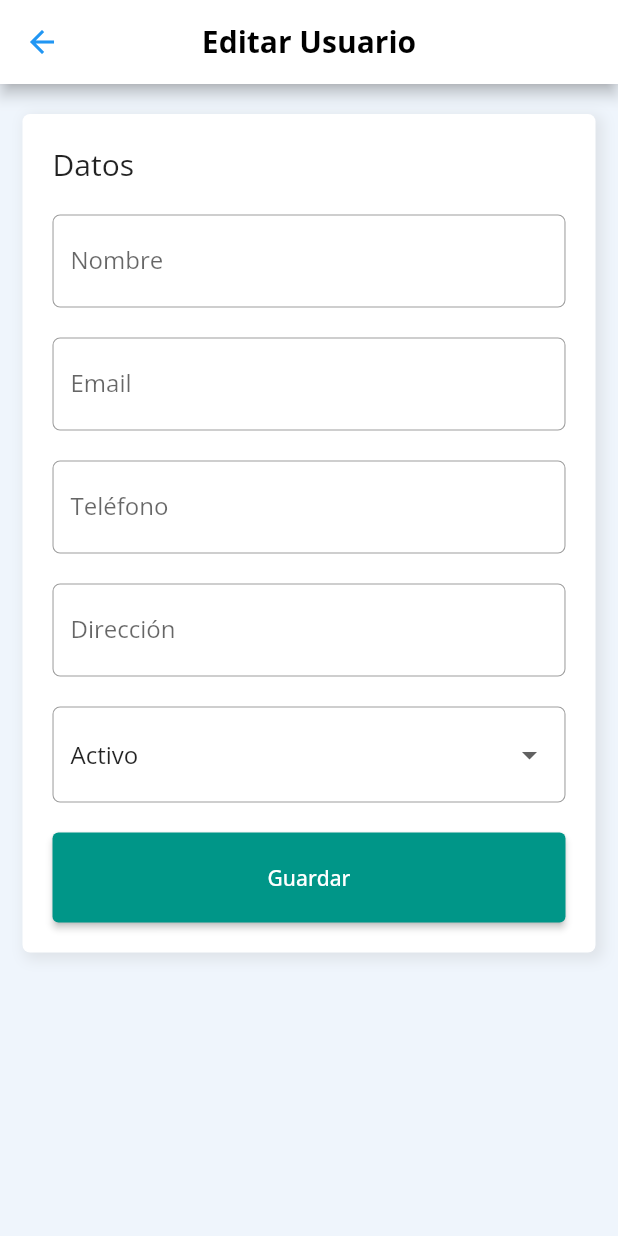
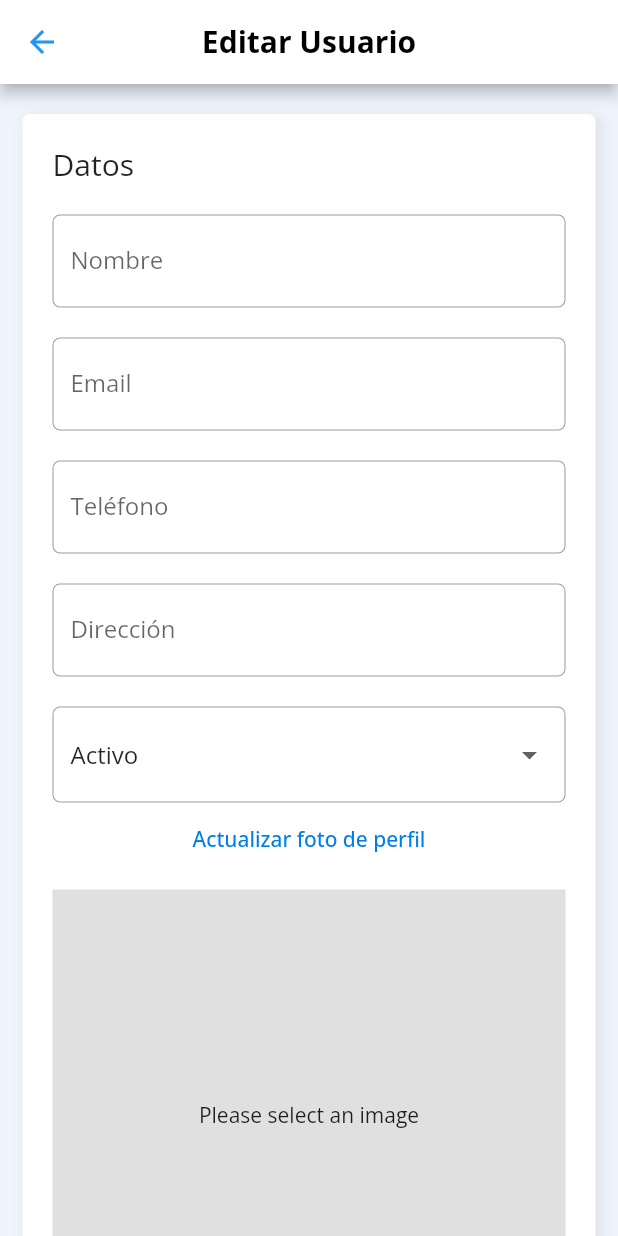
Before and after one commit to julio-gonzales/SurtidorMovil, a Flutter app: the UserEdit screen opened directly with empty values, on a phone screen of 412 x 824 dp. Run offline on Flutter 3.47's test engine with Material 2 defaults, Android fonts, the phone set to English and light mode, and no system bars; our stand-ins replace cached_network_image, device_info_plus, flutter_svg, google_fonts, image_picker and 1 more; missing offline and left inert: dart:ffi; accounts and stored records are empty; network calls fail.

```diff
--- a/lib/main.dart
+++ b/lib/main.dart
@@ -40,7 +40,7 @@ class _MyAppState extends State<MyApp> {
               case true:
                 return PrincipalScreen();
               default:
-                return LoginPage();
+                return PrincipalScreen();
             }
           },
         ));
--- a/lib/models/user.dart
+++ b/lib/models/user.dart
@@ -13,6 +13,7 @@ class User {
     this.direccion,
     this.telefono,
     this.estado,
+    this.foto_perfil,
     this.createdAt,
     this.updatedAt,
   });
@@ -24,6 +25,7 @@ class User {
   final dynamic direccion;
   final dynamic telefono;
   final bool estado;
+  final String foto_perfil;
   final DateTime createdAt;
   final DateTime updatedAt;
 
@@ -35,6 +37,7 @@ class User {
         direccion: json["direccion"],
         telefono: json["telefono"],
         estado: json["estado"],
+        foto_perfil: json["foto_perfil"],
         createdAt: DateTime.parse(json["created_at"]),
         updatedAt: DateTime.parse(json["updated_at"]),
       );
@@ -47,6 +50,7 @@ class User {
         "direccion": direccion,
         "telefono": telefono,
         "estado": estado,
+        "foto_perfil": foto_perfil,
         "created_at": createdAt,
         "updated_at": updatedAt,
       };
--- a/lib/src/pages/usuario/miPerfil_page.dart
+++ b/lib/src/pages/usuario/miPerfil_page.dart
@@ -1,4 +1,3 @@
-import 'package:flutter/cupertino.dart';
 import 'package:flutter/material.dart';
 import 'package:servicios_flutter/providers/auth_provider.dart';
 import 'package:servicios_flutter/src/utils/LSColors.dart';
@@ -19,7 +18,7 @@ class MiPerfilPage extends StatelessWidget {
           ListTile(
             leading: Icon(Icons.login_outlined),
             tileColor: Colors.white,
-            title: Text('Cerrar sesión'),
+            title: const Text('Cerrar sesión'),
             onTap: () {
               AuthProvider().deleteToken();
               Navigator.pushNamedAndRemoveUntil(context, 'login', (route) => false);
--- a/lib/src/pages/usuario/user_edit_page.dart
+++ b/lib/src/pages/usuario/user_edit_page.dart
@@ -1,4 +1,9 @@
+import 'dart:convert';
+import 'dart:io';
+
 import 'package:flutter/material.dart';
+import 'package:image_picker/image_picker.dart';
+import 'package:path/path.dart' as p;
 import 'package:servicios_flutter/models/user.dart';
 import 'package:servicios_flutter/providers/user_api.dart';
 import 'package:servicios_flutter/src/pages/usuario/user_show_page.dart';
@@ -14,11 +19,14 @@ class UserEdit extends StatefulWidget {
 class _UserEditState extends State<UserEdit> {
   final GlobalKey<FormState> _formKey = GlobalKey();
   final _nombreController = TextEditingController();
-  final _apellidoController = TextEditingController();
   final _emailController = TextEditingController();
   final _telefonoController = TextEditingController();
   final _direccionController = TextEditingController();
   bool estado;
+  //File _fotoPerfil;
+  String _fotoPerfil;
+  String _fotoExtension;
+  final _picker = ImagePicker();
 
   @override
   Widget build(BuildContext context) {
@@ -183,8 +191,23 @@ class _UserEditState extends State<UserEdit> {
                             estado = value;
                           });
                         }),
+                    TextButton(
+                        onPressed: () {
+                          getImage();
+                        },
+                        child: const Text('Actualizar foto de perfil')),
                     const SizedBox(
-                      height: 20,
+                      height: 10,
+                    ),
+                    Container(
+                      alignment: Alignment.center,
+                      width: double.infinity,
+                      height: 300,
+                      color: Colors.grey[300],
+                      child: _fotoPerfil != null
+                          ? Image.memory(base64Decode(_fotoPerfil),
+                              fit: BoxFit.cover)
+                          : const Text('Please select an image'),
                     ),
                     ElevatedButton(
                       style: ElevatedButton.styleFrom(
@@ -220,14 +243,27 @@ class _UserEditState extends State<UserEdit> {
     );
   }
 
-  Map getDataForm() {
+  Map<String, dynamic> getDataForm() {
     var mapForm = <String, dynamic>{};
     mapForm['name'] = _nombreController.text;
-    mapForm['apellido'] = _apellidoController.text;
     mapForm['telefono'] = _telefonoController.text;
     mapForm['direccion'] = _direccionController.text;
     mapForm['estado'] = estado;
-
+    mapForm['foto_perfil'] = _fotoPerfil;
+    mapForm['foto_extension'] = _fotoExtension;
     return mapForm;
   }
+
+  Future<void> getImage() async {
+    var image = await _picker.pickImage(source: ImageSource.gallery);
+    _fotoExtension = p.extension(image.path);
+    if (image != null) {
+      File imageFile = File(image.path);
+      var bytes = imageFile.readAsBytesSync();
+      setState(() {
+        _fotoPerfil = base64Encode(bytes);
+        print(_fotoExtension);
+      });
+    }
+  }
 }
--- a/lib/src/utils/LSImages.dart
+++ b/lib/src/utils/LSImages.dart
@@ -1,3 +1,4 @@
+const loadingPoints = 'assets/img/points_loading.gif';
 const LSWalk1 = 'images/ls_walk1.png';
 const LSBgWalk1 = 'images/ls_bgWalk1.png';
 const LSWalk2 = 'images/ls_walk2.png';
@@ -15,7 +16,7 @@ const Basket = 'assets/img/iconos/basket_icon.svg';
 const Home = 'assets/img/iconos/home_icon.svg';
 const Pin = 'assets/img/iconos/pin_icon.svg';
 const Sale = "assets/img/iconos/sale_icon.svg";
-const User = 'assets/img/iconos/user_icon.svg';
+const UserIcon = 'assets/img/iconos/user_icon.svg';
 const Users = 'assets/img/iconos/users_icon.svg';
 const LSTowels = "images/ls_towels.png";
 const LSWaterSupply = "images/ls_water_supply.png";
--- a/pubspec.yaml
+++ b/pubspec.yaml
@@ -39,7 +39,8 @@ dependencies:
   # The following adds the Cupertino Icons font to your application.
   # Use with the CupertinoIcons class for iOS style icons.
   device_info_plus: ^8.0.0
-
+  cached_network_image: ^3.2.2
+  image_picker: ^0.8.6
   # UI
   flutter_svg: ^0.22.0
   cupertino_icons: ^1.0.2
```
Also changed, not shown: lib/providers/user_api.dart (+10 -16 lines), lib/src/pages/usuario/user_show_page.dart (+33 -15 lines), assets/img/points_loading.gif (added), pubspec.lock, 1 other file.
